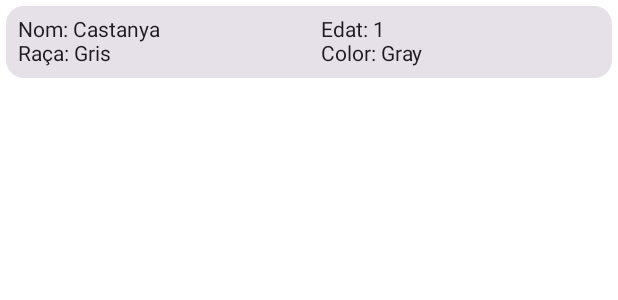
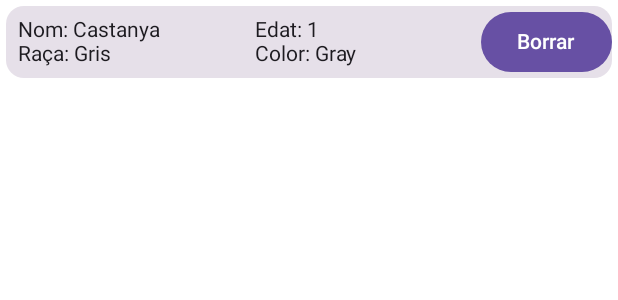
Before and after one commit to ivan-ortega1/LazyColumnA-IO, an Android app built with Jetpack Compose: the @Preview function CatItemPreview, on a phone screen of 412 x 824 dp. Shown: the top 300 px of the screen. Run offline under Robolectric (Android 15) with nearby library versions, the phone set to English and light mode, and no system bars; our stand-ins replace Firebase (no records; nobody signed in at launch, a user with empty details on screens opened directly).

Commit message:
Afegit per esborrar Cats i que afecti el UI també

```diff
--- a/app/src/main/java/org/insbaixcamp/lazycolumna/ui/components/CatItem.kt
+++ b/app/src/main/java/org/insbaixcamp/lazycolumna/ui/components/CatItem.kt
@@ -4,16 +4,22 @@ import androidx.compose.foundation.layout.Column
 import androidx.compose.foundation.layout.Row
 import androidx.compose.foundation.layout.fillMaxWidth
 import androidx.compose.foundation.layout.padding
+import androidx.compose.material3.Button
 import androidx.compose.material3.Card
 import androidx.compose.material3.Text
 import androidx.compose.runtime.Composable
 import androidx.compose.ui.Modifier
 import androidx.compose.ui.tooling.preview.Preview
 import androidx.compose.ui.unit.dp
+import com.google.firebase.Firebase
+import com.google.firebase.firestore.firestore
 import org.insbaixcamp.lazycolumna.model.Cat
 
 @Composable
 fun CatItem(cat: Cat) {
+
+
+
     Column(Modifier.fillMaxWidth()) {
         Card(Modifier.fillMaxWidth().padding(4.dp)) {
             Row() {
@@ -24,6 +30,14 @@ fun CatItem(cat: Cat) {
                 Column(modifier = Modifier.weight(1f).padding(8.dp)) {
                     Text(text = "Edat: ${cat.age}")
                     Text(text = "Color: ${cat.color}")
+                }
+                Column() {
+                    Button(onClick = {
+                        var db = Firebase.firestore
+                        db.collection("cats").document(cat.id).delete()
+                    }) {
+                        Text(text = "Borrar")
+                    }
                 }
             }
         }
```
Also changed, not shown: app/src/main/java/org/insbaixcamp/lazycolumna/MainActivity.kt (+7 -5 lines).
